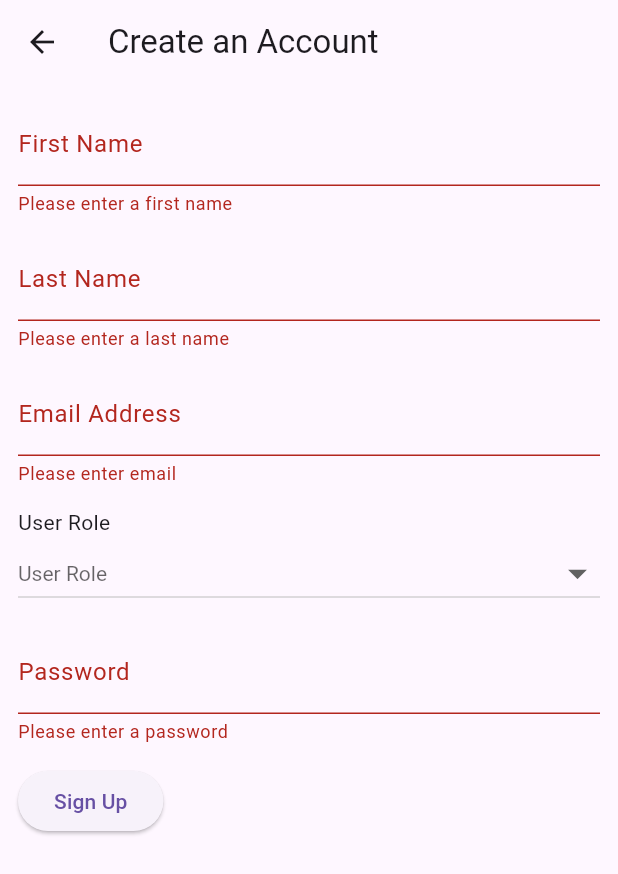
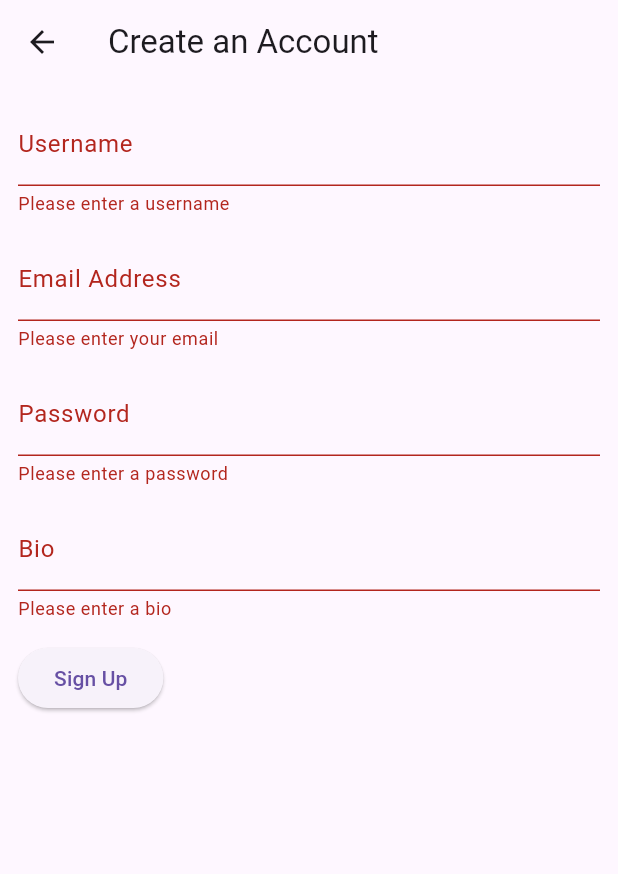
Before and after one commit to roycel6/madProject2, a Flutter app: the SignUpPage screen opened directly, after a tap on "Sign Up", on a phone screen of 412 x 824 dp. Shown: the top 874 px of the screen. Run offline on Flutter 3.47's test engine with Material 3 defaults, Android fonts, the phone set to English and light mode, and no system bars; our stand-ins replace cloud_firestore, firebase_auth, firebase_core, firebase_storage, flutter_screenutil; missing offline and left inert: dart:ffi, photo_manager; accounts and stored records are empty; network calls fail.

```diff
--- /dev/null
+++ b/lib/model/userModel.dart
@@ -0,0 +1,10 @@
+import 'package:cloud_firestore/cloud_firestore.dart';
+import 'package:firebase_auth/firebase_auth.dart';
+
+class UserModel {
+  String email;
+  String username;
+  String bio;
+
+  UserModel(this.bio, this.email, this.username);
+}
--- a/lib/signup.dart
+++ b/lib/signup.dart
@@ -1,7 +1,7 @@
 import 'package:flutter/material.dart';
-import 'login.dart';
 import 'package:firebase_auth/firebase_auth.dart';
 import 'package:cloud_firestore/cloud_firestore.dart';
+import 'login.dart'; // Ensure you have this page in your project or adjust the navigation accordingly
 
 class SignUpPage extends StatefulWidget {
   @override
@@ -11,10 +11,9 @@ class SignUpPage extends StatefulWidget {
 class _SignUpPageState extends State<SignUpPage> {
   final _formKey = GlobalKey<FormState>();
   final TextEditingController _emailController = TextEditingController();
-  final TextEditingController _firstNameController = TextEditingController();
-  final TextEditingController _lastNameController = TextEditingController();
+  final TextEditingController _usernameController = TextEditingController();
   final TextEditingController _passwordController = TextEditingController();
-  String? userRole;
+  final TextEditingController _bioController = TextEditingController();
   final FirebaseAuth _auth = FirebaseAuth.instance;
   final CollectionReference _users =
       FirebaseFirestore.instance.collection('users');
@@ -22,9 +21,9 @@ class _SignUpPageState extends State<SignUpPage> {
   @override
   Widget build(BuildContext context) {
     return Scaffold(
-      resizeToAvoidBottomInset: false,
       appBar: AppBar(title: Text('Create an Account')),
-      body: Padding(
+      body: SingleChildScrollView(
+        // Added SingleChildScrollView to handle overflow when keyboard appears
         padding: const EdgeInsets.all(12.0),
         child: Form(
           key: _formKey,
@@ -32,26 +31,13 @@ class _SignUpPageState extends State<SignUpPage> {
             crossAxisAlignment: CrossAxisAlignment.start,
             children: <Widget>[
               TextFormField(
-                controller: _firstNameController,
+                controller: _usernameController,
                 decoration: InputDecoration(
-                  labelText: 'First Name',
+                  labelText: 'Username',
                 ),
                 validator: (value) {
                   if (value == null || value.isEmpty) {
-                    return 'Please enter a first name';
-                  }
-                  return null;
-                },
-              ),
-              SizedBox(height: 14),
-              TextFormField(
-                controller: _lastNameController,
-                decoration: InputDecoration(
-                  labelText: 'Last Name',
-                ),
-                validator: (value) {
-                  if (value == null || value.isEmpty) {
-                    return 'Please enter a last name';
+                    return 'Please enter a username';
                   }
                   return null;
                 },
@@ -62,48 +48,20 @@ class _SignUpPageState extends State<SignUpPage> {
                 decoration: InputDecoration(
                   labelText: 'Email Address',
                 ),
-                // The validator receives the text that the user has entered.
                 validator: (value) {
                   if (value == null || value.isEmpty) {
-                    return 'Please enter email';
+                    return 'Please enter your email';
                   }
                   if (!value.contains('@') || !value.contains('.')) {
-                    return 'Enter email in correct format';
+                    return 'Enter a valid email address';
                   }
                   return null;
                 },
               ),
               SizedBox(height: 14),
-              Text('User Role'),
-              DropdownButton(
-                hint: userRole == null
-                    ? Text('User Role')
-                    : Text(
-                        userRole!,
-                        style: TextStyle(color: Colors.blue),
-                      ),
-                isExpanded: true,
-                iconSize: 30.0,
-                style: TextStyle(color: Colors.blue),
-                items: ['user', 'admin', 'advanced user'].map(
-                  (val) {
-                    return DropdownMenuItem<String>(
-                      value: val,
-                      child: Text(val),
-                    );
-                  },
-                ).toList(),
-                onChanged: (val) {
-                  setState(
-                    () {
-                      userRole = val;
-                    },
-                  );
-                },
-              ),
-              SizedBox(height: 14),
               TextFormField(
                 controller: _passwordController,
+                obscureText: true, // Ensures password is entered hidden
                 decoration: InputDecoration(
                   labelText: 'Password',
                   hintText: 'At least 6 characters',
@@ -114,6 +72,20 @@ class _SignUpPageState extends State<SignUpPage> {
                   }
                   if (value.length < 6) {
                     return 'Password must be at least 6 characters';
+                  }
+                  return null;
+                },
+              ),
+              SizedBox(height: 14),
+              TextFormField(
+                controller: _bioController,
+                decoration: InputDecoration(
+                  labelText: 'Bio',
+                  hintText: 'Tell us something about yourself',
+                ),
+                validator: (value) {
+                  if (value == null || value.isEmpty) {
+                    return 'Please enter a bio';
                   }
                   return null;
                 },
@@ -131,35 +103,30 @@ class _SignUpPageState extends State<SignUpPage> {
   }
 
   void _register() async {
-    String now = new DateTime.now().toString();
-    // String id = _auth.currentUser!.uid;
     if (_formKey.currentState!.validate()) {
       try {
         await _auth.createUserWithEmailAndPassword(
           email: _emailController.text,
           password: _passwordController.text,
         );
-        await _users.add({
+        await _users.doc(_auth.currentUser!.uid).set({
           'id': _auth.currentUser!.uid,
-          'firstName': _firstNameController.text,
-          'lastName': _lastNameController.text,
+          'username': _usernameController.text,
           'email': _emailController.text,
-          'userRole': userRole,
-          'registrationTime': now
+          'bio': _bioController.text,
+          'registrationTime': DateTime.now().toString(),
         });
-        _emailController.clear();
-        _passwordController.clear();
-        FocusManager.instance.primaryFocus?.unfocus();
-        Navigator.push(
+        Navigator.pushReplacement(
           context,
-          MaterialPageRoute(builder: (context) => LoginPage()),
+          MaterialPageRoute(
+              builder: (context) =>
+                  LoginPage()), // Make sure LoginPage is defined or replace with your login page
         );
       } catch (e) {
         ScaffoldMessenger.of(context).showSnackBar(SnackBar(
-          content: Text('Failed to register'),
+          content: Text('Failed to register. Error: ${e.toString()}'),
         ));
       }
     }
-    //add email and password to firebase
   }
 }
--- /dev/null
+++ b/lib/util/exception.dart
@@ -0,0 +1,4 @@
+class exceptions {
+  String message;
+  exceptions(this.message);
+}
--- a/pubspec.yaml
+++ b/pubspec.yaml
@@ -11,11 +11,13 @@ dependencies:
   firebase_auth: ^4.19.2
   firebase_core: ^2.30.0
   firebase_messaging: ^14.8.2
+  firebase_storage: ^11.7.4
   flutter:
     sdk: flutter
   flutter_screenutil: ^5.9.0
   image_picker: ^1.1.0
   photo_manager: ^3.0.0
+  uuid: ^4.4.0
 
 dev_dependencies:
   flutter_test:
```
Also changed, not shown: lib/addPost.dart (+12 -5 lines), lib/addPostCaption.dart (+95 -2 lines), lib/firebase/firestore.dart (added, +45 -0 lines), lib/firebase/imgStorage.dart (added, +21 -0 lines), lib/main.dart (+8 -2 lines), pubspec.lock, 4 other files.
